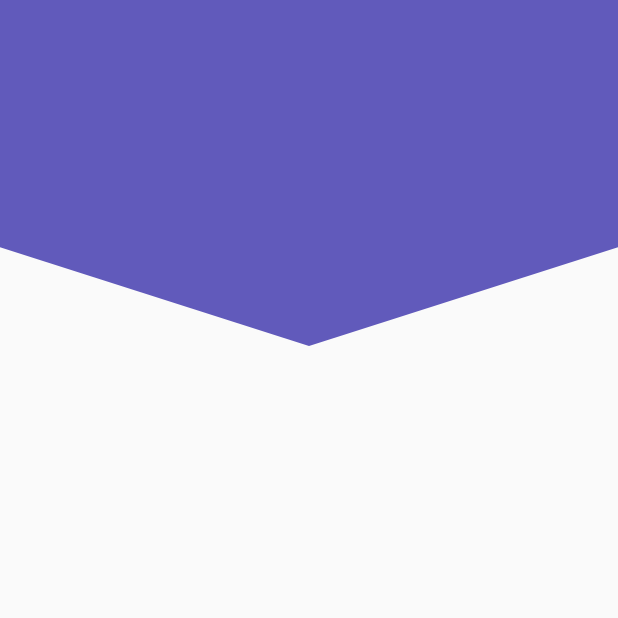
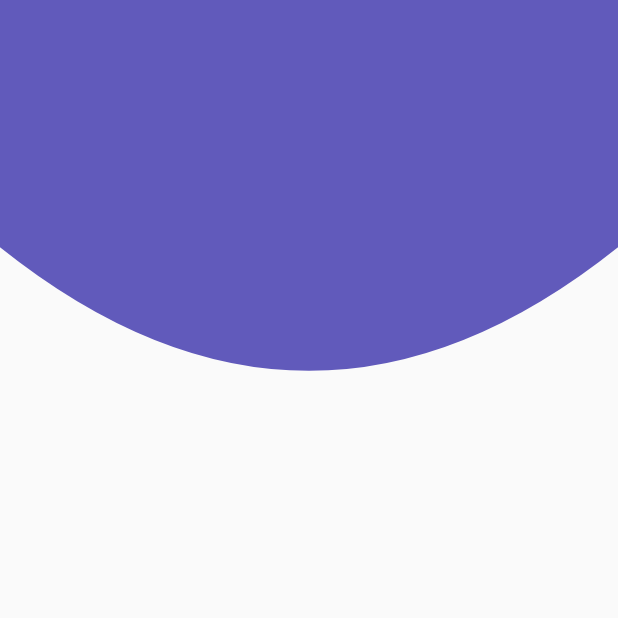
Before and after one commit to DentVega/Design-App, a Flutter app: the screen it shows after launch, on a phone screen of 412 x 824 dp, the top half of it. Run offline on Flutter 3.47's test engine with Material 2 defaults, Android fonts, the phone set to English and light mode, and no system bars.

Commit message:
Header Curvo

```diff
--- a/lib/src/pages/headers_page.dart
+++ b/lib/src/pages/headers_page.dart
@@ -5,7 +5,7 @@ class HeadersPage extends StatelessWidget {
   @override
   Widget build(BuildContext context) {
     return Scaffold(
-      body: HeaderPico()
+      body: HeaderCurvo()
     );
   }
 }
--- a/lib/src/widgets/headers.dart
+++ b/lib/src/widgets/headers.dart
@@ -154,3 +154,42 @@ class _HeaderPicoPainter extends CustomPainter {
     return true;
   }
 }
+
+//Header Curvo
+
+class HeaderCurvo extends StatelessWidget {
+  @override
+  Widget build(BuildContext context) {
+    return Container(
+      height: double.infinity,
+      width: double.infinity,
+      // color: Color(0Xff615ABB),
+      child: CustomPaint(
+        painter: _HeaderCurvoPainter(),
+      ),
+    );
+  }
+}
+
+class _HeaderCurvoPainter extends CustomPainter {
+  @override
+  void paint(Canvas canvas, Size size) {
+    final lapiz = Paint();
+    lapiz.color = Color(0Xff615ABB);
+    lapiz.style = PaintingStyle.fill;
+    lapiz.strokeWidth = 20;
+    final path = new Path();
+
+    path.lineTo(0, size.height * 0.20);
+    path.quadraticBezierTo(size.width * 0.5, size.height * 0.4, size.width, size.height * 0.20);
+    path.lineTo(size.width, 0);
+
+
+    canvas.drawPath(path, lapiz);
+  }
+
+  @override
+  bool shouldRepaint(CustomPainter oldDelegate) {
+    return true;
+  }
+}
```
